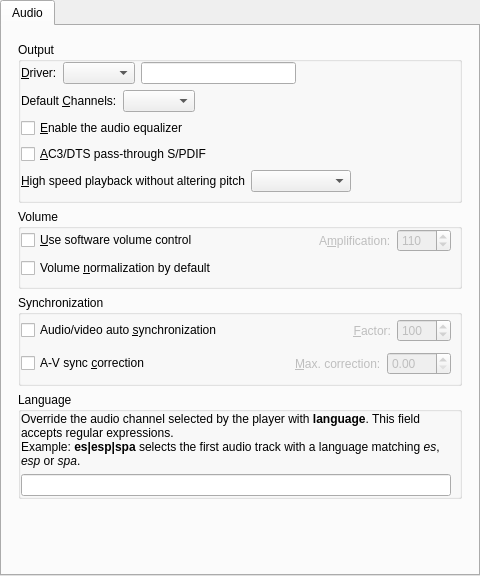
Old version of the form src/gui/pref/audio.ui in the repository wilbert2000/wzplayer.
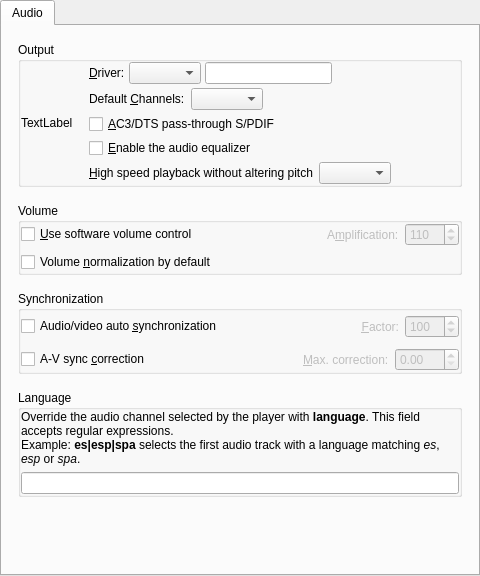
New version of the form. Custom widgets are drawn as their Qt base class.

Commit message: Added speaker icon to audio section

```diff
--- a/src/gui/pref/audio.ui
+++ b/src/gui/pref/audio.ui
@@ -27,6 +27,9 @@
        <string>Audio</string>
       </attribute>
       <layout class="QVBoxLayout" name="verticalLayout">
+       <property name="spacing">
+        <number>16</number>
+       </property>
        <property name="margin">
         <number>16</number>
        </property>
@@ -38,18 +41,27 @@
          <property name="flat">
           <bool>true</bool>
          </property>
-         <layout class="QVBoxLayout" name="verticalLayout_3">
-          <property name="leftMargin">
-           <number>0</number>
+         <layout class="QHBoxLayout" name="horizontalLayout">
+          <property name="spacing">
+           <number>16</number>
           </property>
-          <property name="topMargin">
+          <property name="margin">
            <number>0</number>
           </property>
-          <property name="rightMargin">
-           <number>8</number>
+          <item>
+           <widget class="QLabel" name="icon_label">
+            <property name="text">
+             <string>TextLabel</string>
+            </property>
+           </widget>
+          </item>
+          <item>
+           <layout class="QVBoxLayout" name="verticalLayout_4">
+            <property name="spacing">
+             <number>4</number>
           </property>
           <property name="bottomMargin">
-           <number>8</number>
+             <number>0</number>
           </property>
           <item>
            <layout class="QHBoxLayout">
@@ -133,13 +145,6 @@
             </item>
            </layout>
           </item>
-          <item>
-           <widget class="QCheckBox" name="audio_equalizer_check">
-            <property name="text">
-             <string>&amp;Enable the audio equalizer</string>
-            </property>
-           </widget>
-          </item>
           <item>
            <widget class="QCheckBox" name="hwac3_check">
             <property name="text">
@@ -147,6 +152,13 @@
             </property>
            </widget>
           </item>
+            <item>
+             <widget class="QCheckBox" name="audio_equalizer_check">
+              <property name="text">
+               <string>&amp;Enable the audio equalizer</string>
+              </property>
+             </widget>
+            </item>
           <item>
            <layout class="QHBoxLayout">
             <property name="spacing">
@@ -160,6 +172,9 @@
               <property name="text">
                <string>&amp;High speed playback without altering pitch</string>
               </property>
+                <property name="wordWrap">
+                 <bool>false</bool>
+                </property>
               <property name="buddy">
                <cstring>scaletempo_combo</cstring>
               </property>
@@ -191,6 +206,8 @@
            </layout>
           </item>
          </layout>
+          </item>
+         </layout>
         </widget>
        </item>
        <item>
@@ -202,18 +219,9 @@
           <bool>true</bool>
          </property>
          <layout class="QVBoxLayout">
-          <property name="leftMargin">
+          <property name="margin">
            <number>0</number>
           </property>
-          <property name="topMargin">
-           <number>0</number>
-          </property>
-          <property name="rightMargin">
-           <number>8</number>
-          </property>
-          <property name="bottomMargin">
-           <number>8</number>
-          </property>
           <item>
            <layout class="QHBoxLayout">
             <property name="spacing">
@@ -295,18 +303,9 @@
           <bool>true</bool>
          </property>
          <layout class="QVBoxLayout">
-          <property name="leftMargin">
+          <property name="margin">
            <number>0</number>
           </property>
-          <property name="topMargin">
-           <number>0</number>
-          </property>
-          <property name="rightMargin">
-           <number>8</number>
-          </property>
-          <property name="bottomMargin">
-           <number>8</number>
-          </property>
           <item>
            <layout class="QHBoxLayout">
             <item>
@@ -431,16 +430,7 @@
           <bool>true</bool>
          </property>
          <layout class="QVBoxLayout" name="verticalLayout_2">
-          <property name="leftMargin">
-           <number>0</number>
-          </property>
-          <property name="topMargin">
-           <number>0</number>
-          </property>
-          <property name="rightMargin">
-           <number>8</number>
-          </property>
-          <property name="bottomMargin">
+          <property name="margin">
            <number>0</number>
           </property>
           <item>
```
Left out of the diff: 2 changed lines with no effect on the pictures. Lines whose indentation alone changed are shown as unchanged. The commit also changes 1 other file.
